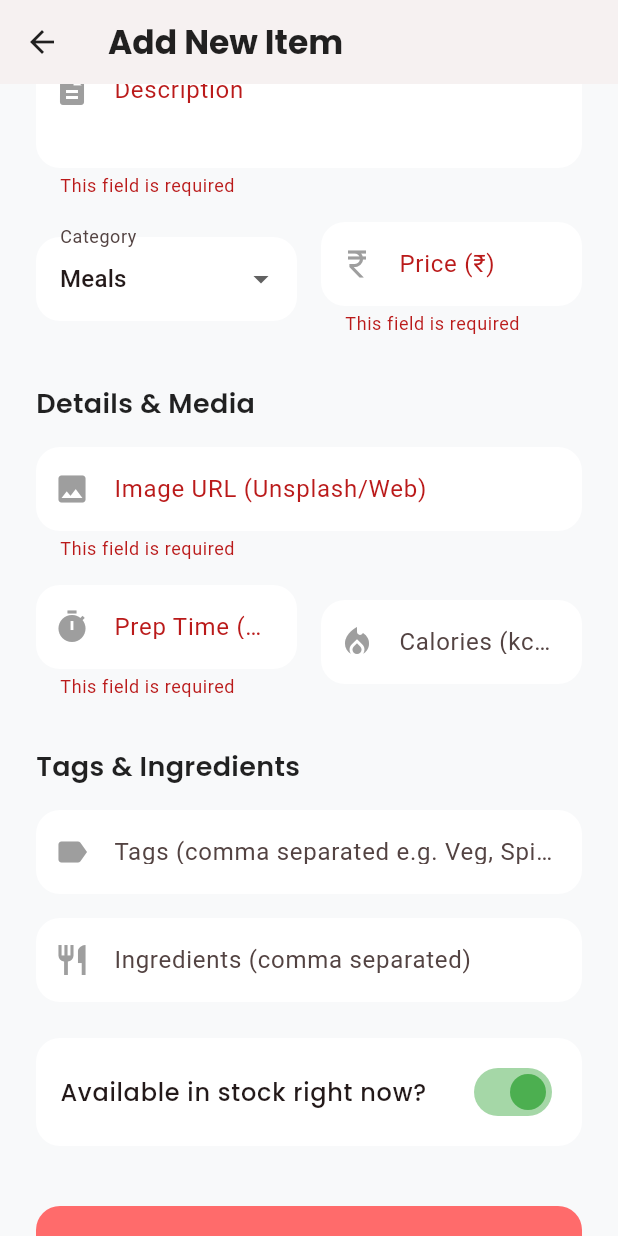
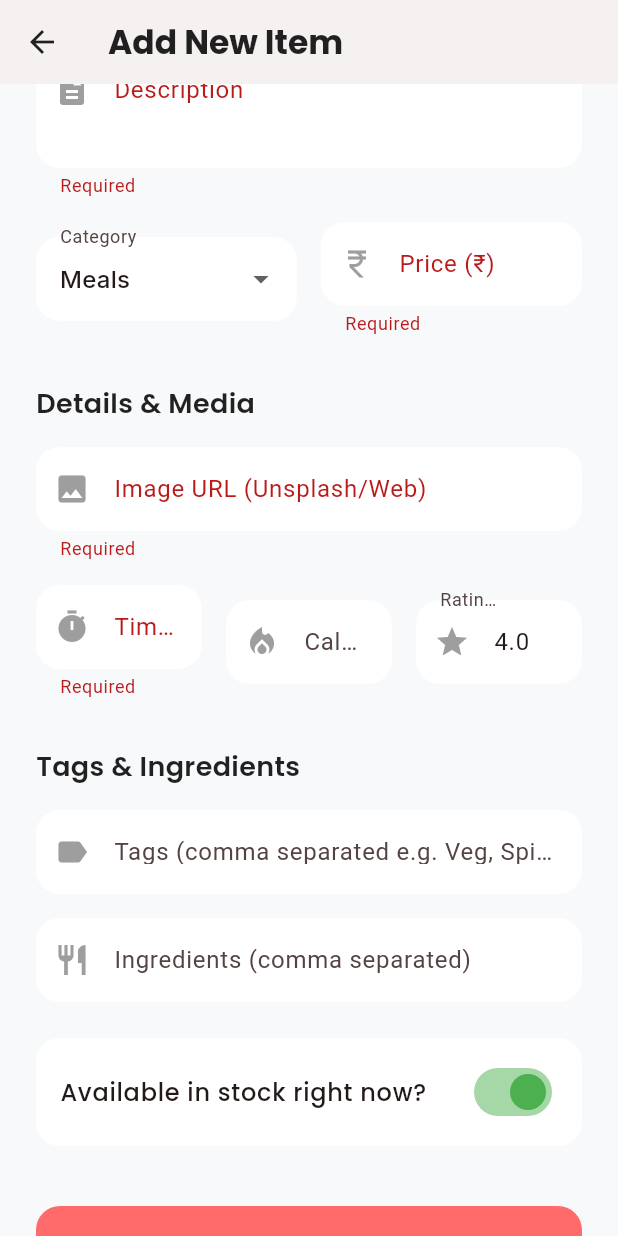
Before and after one commit to gargis23/SmartServe, a Flutter app: the AddMenuItemScreen screen opened directly, scrolled down 206 dp, after a tap on "Save Menu Item", on a phone screen of 412 x 824 dp. Run offline on Flutter 3.47's test engine with Material 3 defaults, Android fonts, the phone set to English and light mode, and no system bars; our stand-ins replace cached_network_image, cloud_firestore, firebase_auth, firebase_core, flutter_staggered_animations, google_fonts and 1 more; accounts and stored records are empty.

Commit message:
Implemented Real Time Features along with Bestsellers

```diff
--- a/smartserve/lib/models/menu_item_model.dart
+++ b/smartserve/lib/models/menu_item_model.dart
@@ -11,6 +11,7 @@ class MenuItem {
   // NEW FIELDS added for the Detail Screen:
   final List<String> ingredients;
   final String calories;
+  final double rating;
 
   MenuItem({
     required this.itemId,
@@ -24,6 +25,7 @@ class MenuItem {
     required this.tags,
     required this.ingredients,
     required this.calories,
+    required this.rating,
   });
 
   factory MenuItem.fromFirestore(Map<String, dynamic> data, String id) {
@@ -41,6 +43,7 @@ class MenuItem {
       ingredients: List<String>.from(data['ingredients'] ?? ['Paneer', 'Lettuce', 'Mayo', 'Bun']),
       // Now fetching from Firebase, with fallbacks
       calories: data['calories']?.toString() ?? '450',
+      rating: (data['rating'] ?? 4.0).toDouble(),
     );
   }
 }
--- a/smartserve/lib/screens/menu/menu_detail_screen.dart
+++ b/smartserve/lib/screens/menu/menu_detail_screen.dart
@@ -118,11 +118,12 @@ class _MenuDetailScreenState extends State<MenuDetailScreen> {
                           child: Row(
                             mainAxisAlignment: MainAxisAlignment.spaceEvenly,
                             children: [
-                              _buildInfoStat(Icons.local_fire_department, '${widget.item.calories} kcal'),
-                              Container(width: 1, height: 30, color: Colors.grey[300]),
-                              _buildInfoStat(Icons.access_time_filled, '${widget.item.preparationTime} min'),
-                              Container(width: 1, height: 30, color: Colors.grey[300]),
-                              _buildInfoStat(Icons.star, '4.8'), // Hardcoded for now, can map to Firebase rating later
+                                _buildInfoStat(Icons.local_fire_department, '${widget.item.calories} kcal'),
+                                Container(width: 1, height: 30, color: Colors.grey[300]),
+                                _buildInfoStat(Icons.access_time_filled, '${widget.item.preparationTime} min'),
+                                Container(width: 1, height: 30, color: Colors.grey[300]),
+                                // FIX: Now uses dynamic rating!
+                                _buildInfoStat(Icons.star, widget.item.rating.toStringAsFixed(1)),
                             ],
                           ),
                         ),
--- a/smartserve/lib/screens/staff/add_menu_item_screen.dart
+++ b/smartserve/lib/screens/staff/add_menu_item_screen.dart
@@ -1,9 +1,13 @@
 import 'package:flutter/material.dart';
 import 'package:google_fonts/google_fonts.dart';
+import 'package:cloud_firestore/cloud_firestore.dart';
+import '../../models/menu_item_model.dart';
 import '../../services/menu_service.dart';
 
 class AddMenuItemScreen extends StatefulWidget {
-  const AddMenuItemScreen({Key? key}) : super(key: key);
+  final MenuItem? itemToEdit; // NEW: If this is passed, we are in Edit Mode!
+
+  const AddMenuItemScreen({Key? key, this.itemToEdit}) : super(key: key);
 
   @override
   State<AddMenuItemScreen> createState() => _AddMenuItemScreenState();
@@ -14,7 +18,6 @@ class _AddMenuItemScreenState extends State<AddMenuItemScreen> {
   final MenuService _menuService = MenuService();
   bool _isLoading = false;
 
-  // Controllers for the text fields
   final TextEditingController _nameController = TextEditingController();
   final TextEditingController _descController = TextEditingController();
   final TextEditingController _priceController = TextEditingController();
@@ -23,11 +26,38 @@ class _AddMenuItemScreenState extends State<AddMenuItemScreen> {
   final TextEditingController _caloriesController = TextEditingController();
   final TextEditingController _tagsController = TextEditingController();
   final TextEditingController _ingredientsController = TextEditingController();
+  final TextEditingController _ratingController = TextEditingController(); // NEW
 
-  String _selectedCategory = 'Meals'; // Default dropdown value
+  String _selectedCategory = 'Meals';
   bool _isAvailable = true;
 
   final List<String> _categories = ['Meals', 'Snacks', 'Beverages', 'Desserts'];
+
+  @override
+  void initState() {
+    super.initState();
+    // NEW: If we are editing, pre-fill all the controllers!
+    if (widget.itemToEdit != null) {
+      final item = widget.itemToEdit!;
+      _nameController.text = item.name;
+      _descController.text = item.description;
+      _priceController.text = item.price.toString();
+      _imageController.text = item.imageUrl;
+      _prepTimeController.text = item.preparationTime.toString();
+      _caloriesController.text = item.calories;
+      _ratingController.text = item.rating.toString();
+      _tagsController.text = item.tags.join(', ');
+      _ingredientsController.text = item.ingredients.join(', ');
+
+      // Ensure category matches one of the dropdown options
+      if (_categories.contains(item.category)) {
+        _selectedCategory = item.category;
+      }
+      _isAvailable = item.isAvailable;
+    } else {
+      _ratingController.text = '4.0'; // Default rating for new items
+    }
+  }
 
   @override
   void dispose() {
@@ -39,20 +69,19 @@ class _AddMenuItemScreenState extends State<AddMenuItemScreen> {
     _caloriesController.dispose();
     _tagsController.dispose();
     _ingredientsController.dispose();
+    _ratingController.dispose();
     super.dispose();
   }
 
-  // Handle saving to Firebase
   Future<void> _saveItem() async {
     if (_formKey.currentState!.validate()) {
       setState(() => _isLoading = true);
 
       try {
-        // Convert comma-separated strings to Lists
         List<String> tagsList = _tagsController.text.split(',').map((e) => e.trim()).where((e) => e.isNotEmpty).toList();
         List<String> ingredientsList = _ingredientsController.text.split(',').map((e) => e.trim()).where((e) => e.isNotEmpty).toList();
 
-        Map<String, dynamic> newItemData = {
+        Map<String, dynamic> itemData = {
           'name': _nameController.text.trim(),
           'description': _descController.text.trim(),
           'category': _selectedCategory,
@@ -63,19 +92,27 @@ class _AddMenuItemScreenState extends State<AddMenuItemScreen> {
           'tags': tagsList,
           'ingredients': ingredientsList,
           'calories': _caloriesController.text.trim(),
+          'rating': double.parse(_ratingController.text.trim()),
         };
 
-        await _menuService.addMenuItem(newItemData);
+        if (widget.itemToEdit == null) {
+          // ADD MODE
+          await _menuService.addMenuItem(itemData);
+        } else {
+          // EDIT MODE
+          await FirebaseFirestore.instance.collection('menu_items').doc(widget.itemToEdit!.itemId).update(itemData);
+        }
 
         if (!mounted) return;
         ScaffoldMessenger.of(context).showSnackBar(
-          const SnackBar(content: Text('Item added successfully!'), backgroundColor: Colors.green),
+          SnackBar(
+            content: Text(widget.itemToEdit == null ? 'Item added successfully!' : 'Item updated successfully!'),
+            backgroundColor: Colors.green
+          ),
         );
-        Navigator.pop(context); // Go back to dashboard
+        Navigator.pop(context);
       } catch (e) {
-        ScaffoldMessenger.of(context).showSnackBar(
-          SnackBar(content: Text('Failed to add item: $e'), backgroundColor: Colors.red),
-        );
+        ScaffoldMessenger.of(context).showSnackBar(SnackBar(content: Text('Failed to save item: $e'), backgroundColor: Colors.red));
       } finally {
         if (mounted) setState(() => _isLoading = false);
       }
@@ -84,13 +121,15 @@ class _AddMenuItemScreenState extends State<AddMenuItemScreen> {
 
   @override
   Widget build(BuildContext context) {
+    bool isEditing = widget.itemToEdit != null;
+
     return Scaffold(
       backgroundColor: const Color(0xFFF8F9FA),
       appBar: AppBar(
         backgroundColor: Colors.white,
         elevation: 1,
         iconTheme: const IconThemeData(color: Colors.black87),
-        title: Text('Add New Item', style: GoogleFonts.poppins(color: Colors.black87, fontWeight: FontWeight.bold)),
+        title: Text(isEditing ? 'Edit Item' : 'Add New Item', style: GoogleFonts.poppins(color: Colors.black87, fontWeight: FontWeight.bold)),
       ),
       body: _isLoading
         ? const Center(child: CircularProgressIndicator(color: Color(0xFFFF6B6B)))
@@ -105,19 +144,14 @@ class _AddMenuItemScreenState extends State<AddMenuItemScreen> {
               const SizedBox(height: 16),
               _buildTextField(_descController, 'Description', Icons.description, maxLines: 3, isRequired: true),
               const SizedBox(height: 16),
-
               Row(
                 children: [
                   Expanded(
                     child: DropdownButtonFormField<String>(
                       value: _selectedCategory,
-                      decoration: InputDecoration(
-                        labelText: 'Category',
-                        filled: true,
-                        fillColor: Colors.white,
-                        border: OutlineInputBorder(borderRadius: BorderRadius.circular(16), borderSide: BorderSide.none),
-                      ),
-                      items: _categories.map((cat) => DropdownMenuItem(value: cat, child: Text(cat))).toList(),
+                      dropdownColor: Colors.white,
+                      decoration: InputDecoration(labelText: 'Category', filled: true, fillColor: Colors.white, border: OutlineInputBorder(borderRadius: BorderRadius.circular(16), borderSide: BorderSide.none)),
+                      items: _categories.map((cat) => DropdownMenuItem(value: cat, child: Text(cat, style: GoogleFonts.inter()))).toList(),
                       onChanged: (val) => setState(() => _selectedCategory = val!),
                     ),
                   ),
@@ -132,9 +166,11 @@ class _AddMenuItemScreenState extends State<AddMenuItemScreen> {
               const SizedBox(height: 16),
               Row(
                 children: [
-                  Expanded(child: _buildTextField(_prepTimeController, 'Prep Time (min)', Icons.timer, isNumber: true, isRequired: true)),
+                  Expanded(child: _buildTextField(_prepTimeController, 'Time (min)', Icons.timer, isNumber: true, isRequired: true)),
                   const SizedBox(width: 16),
-                  Expanded(child: _buildTextField(_caloriesController, 'Calories (kcal)', Icons.local_fire_department, isNumber: true)),
+                  Expanded(child: _buildTextField(_caloriesController, 'Calories', Icons.local_fire_department, isNumber: true)),
+                  const SizedBox(width: 16),
+                  Expanded(child: _buildTextField(_ratingController, 'Rating (1-5)', Icons.star, isNumber: true, isRequired: true)),
                 ],
               ),
               const SizedBox(height: 32),
@@ -145,7 +181,6 @@ class _AddMenuItemScreenState extends State<AddMenuItemScreen> {
               _buildTextField(_ingredientsController, 'Ingredients (comma separated)', Icons.restaurant),
               const SizedBox(height: 24),
 
-              // Availability Switch
               Container(
                 padding: const EdgeInsets.symmetric(horizontal: 16, vertical: 8),
                 decoration: BoxDecoration(color: Colors.white, borderRadius: BorderRadius.circular(16)),
@@ -159,17 +194,12 @@ class _AddMenuItemScreenState extends State<AddMenuItemScreen> {
               ),
               const SizedBox(height: 40),
 
-              // Save Button
               SizedBox(
                 height: 56,
                 child: ElevatedButton(
                   onPressed: _saveItem,
-                  style: ElevatedButton.styleFrom(
-                    backgroundColor: const Color(0xFFFF6B6B),
-                    shape: RoundedRectangleBorder(borderRadius: BorderRadius.circular(16)),
-                    elevation: 0,
-                  ),
-                  child: Text('Save Menu Item', style: GoogleFonts.poppins(fontSize: 16, fontWeight: FontWeight.bold, color: Colors.white)),
+                  style: ElevatedButton.styleFrom(backgroundColor: const Color(0xFFFF6B6B), shape: RoundedRectangleBorder(borderRadius: BorderRadius.circular(16)), elevation: 0),
+                  child: Text(isEditing ? 'Update Menu Item' : 'Save Menu Item', style: GoogleFonts.poppins(fontSize: 16, fontWeight: FontWeight.bold, color: Colors.white)),
                 ),
               ),
               const SizedBox(height: 40),
@@ -179,27 +209,17 @@ class _AddMenuItemScreenState extends State<AddMenuItemScreen> {
     );
   }
 
-  // UI Helper functions
   Widget _buildSectionTitle(String title) {
-    return Padding(
-      padding: const EdgeInsets.only(bottom: 16),
-      child: Text(title, style: GoogleFonts.poppins(fontSize: 18, fontWeight: FontWeight.w600, color: Colors.black87)),
-    );
+    return Padding(padding: const EdgeInsets.only(bottom: 16), child: Text(title, style: GoogleFonts.poppins(fontSize: 18, fontWeight: FontWeight.w600, color: Colors.black87)));
   }
 
   Widget _buildTextField(TextEditingController controller, String label, IconData icon, {bool isNumber = false, int maxLines = 1, bool isRequired = false}) {
     return TextFormField(
       controller: controller,
-      keyboardType: isNumber ? TextInputType.number : TextInputType.text,
+      keyboardType: isNumber ? const TextInputType.numberWithOptions(decimal: true) : TextInputType.text,
       maxLines: maxLines,
-      validator: isRequired ? (value) => value == null || value.trim().isEmpty ? 'This field is required' : null : null,
-      decoration: InputDecoration(
-        labelText: label,
-        prefixIcon: Icon(icon, color: Colors.grey),
-        filled: true,
-        fillColor: Colors.white,
-        border: OutlineInputBorder(borderRadius: BorderRadius.circular(16), borderSide: BorderSide.none),
-      ),
+      validator: isRequired ? (value) => value == null || value.trim().isEmpty ? 'Required' : null : null,
+      decoration: InputDecoration(labelText: label, prefixIcon: Icon(icon, color: Colors.grey), filled: true, fillColor: Colors.white, border: OutlineInputBorder(borderRadius: BorderRadius.circular(16), borderSide: BorderSide.none)),
     );
   }
 }
--- a/smartserve/lib/screens/staff/staff_dashboard.dart
+++ b/smartserve/lib/screens/staff/staff_dashboard.dart
@@ -135,6 +135,16 @@ class _StaffDashboardState extends State<StaffDashboard> {
                 _menuService.toggleAvailability(item.itemId, item.isAvailable);
               },
             ),
+            // NEW: Edit Button!
+            IconButton(
+              icon: const Icon(Icons.edit_outlined, color: Colors.blue),
+              onPressed: () {
+                Navigator.push(
+                  context,
+                  MaterialPageRoute(builder: (context) => AddMenuItemScreen(itemToEdit: item)),
+                );
+              },
+            ),
             // Delete Button
             IconButton(
               icon: const Icon(Icons.delete_outline, color: Colors.red),
--- a/smartserve/lib/widgets/menu_item_card.dart
+++ b/smartserve/lib/widgets/menu_item_card.dart
@@ -11,6 +11,9 @@ class MenuItemCard extends StatelessWidget {
 
   @override
   Widget build(BuildContext context) {
+    // Logic to determine if it's a bestseller
+    bool isBestseller = item.rating >= 4.5;
+
     return GestureDetector(
       onTap: onTap,
       child: Container(
@@ -19,23 +22,18 @@ class MenuItemCard extends StatelessWidget {
           color: Colors.white,
           borderRadius: BorderRadius.circular(24),
           boxShadow: [
-            BoxShadow(
-              color: Colors.black.withOpacity(0.06),
-              blurRadius: 16,
-              offset: const Offset(0, 8),
-            ),
+            BoxShadow(color: Colors.black.withOpacity(0.06), blurRadius: 16, offset: const Offset(0, 8)),
           ],
         ),
         child: Row(
           children: [
-            // Image with Hero animation tag
+            // Image Stack (Allows us to overlap the badge)
+            Stack(
+              children: [
                 Hero(
                   tag: 'food_image_${item.itemId}',
                   child: ClipRRect(
-                borderRadius: const BorderRadius.only(
-                  topLeft: Radius.circular(24),
-                  bottomLeft: Radius.circular(24),
-                ),
+                    borderRadius: const BorderRadius.only(topLeft: Radius.circular(24), bottomLeft: Radius.circular(24)),
                     child: SizedBox(
                       width: 130,
                       height: 130,
@@ -47,16 +45,38 @@ class MenuItemCard extends StatelessWidget {
                           imageUrl: item.imageUrl,
                           fit: BoxFit.cover,
                           placeholder: (context, url) => Container(color: Colors.grey[100]),
-                      errorWidget: (context, url, error) => Container(
-                        color: Colors.grey[200],
-                        child: const Icon(Icons.fastfood, color: Colors.grey),
+                          errorWidget: (context, url, error) => Container(color: Colors.grey[200], child: const Icon(Icons.fastfood, color: Colors.grey)),
                         ),
                       ),
                     ),
                   ),
                 ),
+
+                // NEW: The Dynamic Bestseller Badge
+                if (isBestseller)
+                  Positioned(
+                    top: 12,
+                    left: 0,
+                    child: Container(
+                      padding: const EdgeInsets.symmetric(horizontal: 8, vertical: 4),
+                      decoration: BoxDecoration(
+                        gradient: const LinearGradient(colors: [Color(0xFFFF9A44), Color(0xFFFC6076)]), // Warm fiery gradient
+                        borderRadius: const BorderRadius.only(topRight: Radius.circular(8), bottomRight: Radius.circular(8)),
+                        boxShadow: [BoxShadow(color: const Color(0xFFFC6076).withOpacity(0.4), blurRadius: 4, offset: const Offset(0, 2))],
+                      ),
+                      child: Row(
+                        children: [
+                          const Icon(Icons.local_fire_department, color: Colors.white, size: 12),
+                          const SizedBox(width: 4),
+                          Text('Bestseller', style: GoogleFonts.inter(fontSize: 10, fontWeight: FontWeight.bold, color: Colors.white)),
+                        ],
+                      ),
+                    ),
+                  ),
+              ],
             ),
             const SizedBox(width: 16),
+
             // Text Details
             Expanded(
               child: Padding(
@@ -66,22 +86,14 @@ class MenuItemCard extends StatelessWidget {
                   children: [
                     Text(
                       item.name,
-                      style: GoogleFonts.poppins(
-                        fontSize: 16,
-                        fontWeight: FontWeight.w600,
-                        color: Colors.black87,
-                      ),
+                      style: GoogleFonts.poppins(fontSize: 16, fontWeight: FontWeight.w600, color: Colors.black87),
                       maxLines: 1,
                       overflow: TextOverflow.ellipsis,
                     ),
                     const SizedBox(height: 6),
                     Text(
                       item.description,
-                      style: GoogleFonts.inter(
-                        fontSize: 12,
-                        color: Colors.grey[600],
-                        height: 1.4,
-                      ),
+                      style: GoogleFonts.inter(fontSize: 12, color: Colors.grey[600], height: 1.4),
                       maxLines: 2,
                       overflow: TextOverflow.ellipsis,
                     ),
@@ -91,32 +103,18 @@ class MenuItemCard extends StatelessWidget {
                       children: [
                         Text(
                           '₹${item.price.toStringAsFixed(2)}',
-                          style: GoogleFonts.poppins(
-                            fontSize: 18,
-                            fontWeight: FontWeight.bold,
-                            color: const Color(0xFFFF6B6B), // Primary brand color
+                          style: GoogleFonts.poppins(fontSize: 18, fontWeight: FontWeight.bold, color: const Color(0xFFFF6B6B)),
                         ),
-                        ),
-                        // Add Button or Out of Stock Tag
                         item.isAvailable
                             ? Container(
                                 padding: const EdgeInsets.all(8),
-                                decoration: const BoxDecoration(
-                                  color: Colors.black87,
-                                  shape: BoxShape.circle,
-                                ),
+                                decoration: const BoxDecoration(color: Colors.black87, shape: BoxShape.circle),
                                 child: const Icon(Icons.add, color: Colors.white, size: 20),
                               )
                             : Container(
                                 padding: const EdgeInsets.symmetric(horizontal: 8, vertical: 4),
-                                decoration: BoxDecoration(
-                                  color: Colors.red[50],
-                                  borderRadius: BorderRadius.circular(8),
-                                ),
-                                child: Text(
-                                  'Out',
-                                  style: GoogleFonts.inter(fontSize: 10, color: Colors.red, fontWeight: FontWeight.bold),
-                                ),
+                                decoration: BoxDecoration(color: Colors.red[50], borderRadius: BorderRadius.circular(8)),
+                                child: Text('Out', style: GoogleFonts.inter(fontSize: 10, color: Colors.red, fontWeight: FontWeight.bold)),
                               ),
                       ],
                     ),
```
Lines whose indentation alone changed are shown as unchanged.
